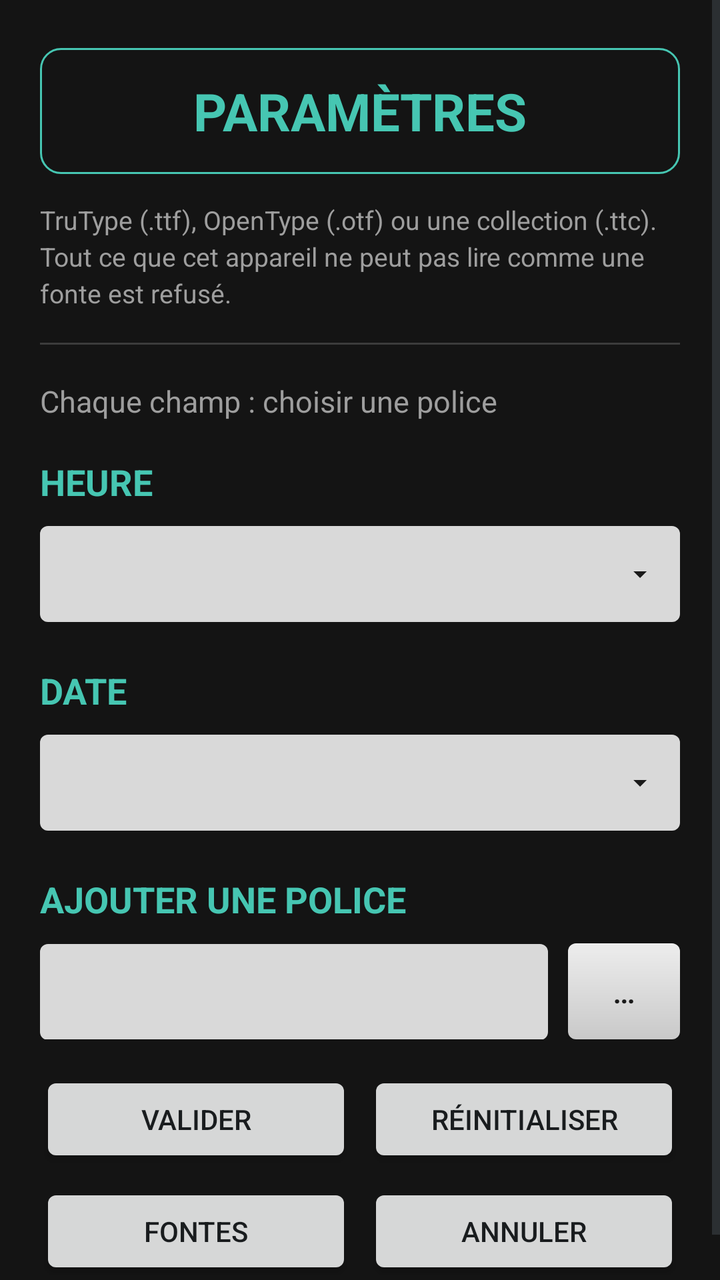
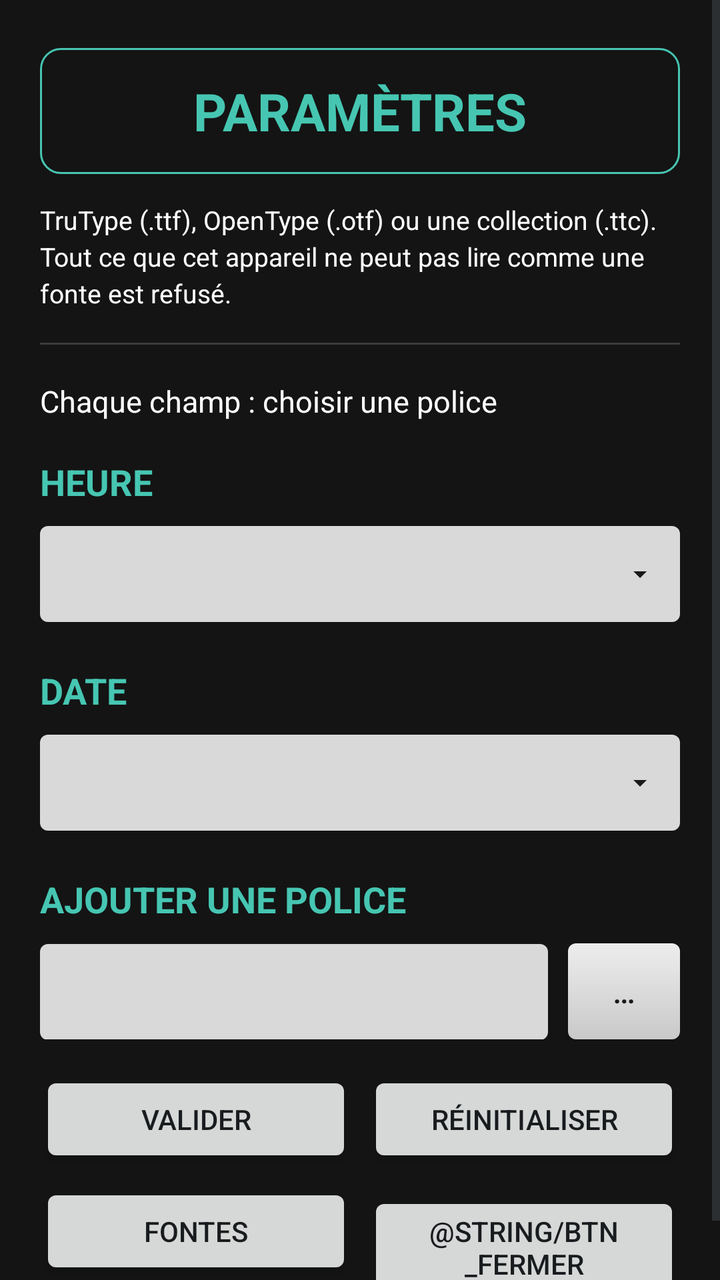

The first picture is an Android layout as it rendered before a commit; the second is the same layout after the commit. The layout source and the unified diff follow.
<!-- AndroidManifest.xml: activity theme android:Theme.DeviceDefault.DayNight -->
<!-- res/layout/activity_settings.xml -->
<?xml version="1.0" encoding="utf-8"?>
<ScrollView xmlns:android="http://schemas.android.com/apk/res/android"
    android:layout_width="match_parent"
    android:layout_height="match_parent"
    android:background="@color/cb_bg"
    android:fillViewport="true"
    android:overScrollMode="never">

    <LinearLayout
        android:layout_width="match_parent"
        android:layout_height="wrap_content"
        android:orientation="vertical"
        android:paddingStart="20dp"
        android:paddingEnd="20dp"
        android:paddingTop="24dp"
        android:paddingBottom="24dp">

        
        <TextView
            android:layout_width="match_parent"
            android:layout_height="wrap_content"
            android:background="@drawable/title_frame"
            android:gravity="center"
            android:paddingTop="14dp"
            android:paddingBottom="14dp"
            android:text="@string/settings_title"
            android:textAllCaps="true"
            android:textColor="@color/cb_teal"
            android:textSize="26sp"
            android:textStyle="bold" />

        
        <TextView
            android:layout_width="match_parent"
            android:layout_height="wrap_content"
            android:layout_marginTop="14dp"
            android:lineSpacingExtra="3dp"
            android:text="@string/settings_warning"
            android:textColor="@color/cb_text_muted"
            android:textSize="13sp" />

        
        <View
            android:layout_width="match_parent"
            android:layout_height="1dp"
            android:layout_marginTop="16dp"
            android:background="@color/cb_divider" />

        <TextView
            android:layout_width="match_parent"
            android:layout_height="wrap_content"
            android:layout_marginTop="18dp"
            android:text="@string/choose_font_help"
            android:textColor="@color/cb_text_muted"
            android:textSize="15sp" />

        
        <TextView
            android:layout_width="match_parent"
            android:layout_height="wrap_content"
            android:layout_marginTop="18dp"
            android:text="@string/label_time_font"
            android:textAllCaps="true"
            android:textColor="@color/cb_teal"
            android:textSize="18sp"
            android:textStyle="bold" />

        <Spinner
            android:id="@+id/spinner_time_font"
            android:layout_width="match_parent"
            android:layout_height="48dp"
            android:layout_marginTop="10dp"
            android:background="@drawable/spinner_bg"
            android:paddingStart="14dp"
            android:paddingEnd="40dp"
            android:spinnerMode="dropdown" />

        
        <TextView
            android:layout_width="match_parent"
            android:layout_height="wrap_content"
            android:layout_marginTop="22dp"
            android:text="@string/label_date_font"
            android:textAllCaps="true"
            android:textColor="@color/cb_teal"
            android:textSize="18sp"
            android:textStyle="bold" />

        <Spinner
            android:id="@+id/spinner_date_font"
            android:layout_width="match_parent"
            android:layout_height="48dp"
            android:layout_marginTop="10dp"
            android:background="@drawable/spinner_bg"
            android:paddingStart="14dp"
            android:paddingEnd="40dp"
            android:spinnerMode="dropdown" />

        
        <TextView
            android:layout_width="match_parent"
            android:layout_height="wrap_content"
            android:layout_marginTop="22dp"
            android:text="@string/label_add_font"
            android:textAllCaps="true"
            android:textColor="@color/cb_teal"
            android:textSize="18sp"
            android:textStyle="bold" />

        <LinearLayout
            android:layout_width="match_parent"
            android:layout_height="wrap_content"
            android:layout_marginTop="10dp"
            android:orientation="horizontal">

            <EditText
                android:id="@+id/edit_file_name"
                android:layout_width="0dp"
                android:layout_height="48dp"
                android:layout_weight="1"
                android:background="@drawable/field_bg"
                android:importantForAutofill="no"
                android:inputType="none"
                android:focusable="false"
                android:longClickable="false"
                android:paddingStart="14dp"
                android:paddingEnd="14dp"
                android:singleLine="true"
                android:ellipsize="end"
                android:textColor="@color/cb_field_text"
                android:textSize="15sp" />

            <Button
                android:id="@+id/btn_browse"
                android:layout_width="wrap_content"
                android:layout_height="48dp"
                android:layout_marginStart="10dp"
                android:minWidth="56dp"
                android:background="@drawable/btn_bg"
                android:text="@string/btn_browse"
                android:textColor="@color/cb_field_text"
                android:textSize="16sp" />
        </LinearLayout>

        
        <LinearLayout
    android:layout_width="match_parent"
    android:layout_height="wrap_content"
    android:layout_marginTop="16dp"
    android:orientation="vertical">

    <LinearLayout
        android:layout_width="match_parent"
        android:layout_height="wrap_content"
        android:orientation="horizontal">

        <Button
            android:id="@+id/btn_apply"
            android:layout_width="0dp"
            android:layout_height="wrap_content"
            android:layout_weight="1"
            android:layout_marginEnd="8dp"
            android:text="@string/btn_apply" />

        <Button
            android:id="@+id/btn_reset"
            android:layout_width="0dp"
            android:layout_height="wrap_content"
            android:layout_weight="1"
            android:text="@string/btn_reset" />
    </LinearLayout>

    <LinearLayout
        android:layout_width="match_parent"
        android:layout_height="wrap_content"
        android:layout_marginTop="8dp"
        android:orientation="horizontal">

        <Button
            android:id="@+id/btn_fonts"
            android:layout_width="0dp"
            android:layout_height="wrap_content"
            android:layout_weight="1"
            android:layout_marginEnd="8dp"
            android:text="@string/label_manage_fonts" />

        <Button
            android:id="@+id/btn_close"
            android:layout_width="0dp"
            android:layout_height="wrap_content"
            android:layout_weight="1"
            android:text="@string/btn_close" />
    </LinearLayout>
</LinearLayout>

    </LinearLayout>
</ScrollView>
<!-- resources referenced by this layout -->
<resources>
  <color name="cb_bg">#141414</color>
  <color name="cb_divider">#3C3C3C</color>
  <color name="cb_field_text">#1A1A1A</color>
  <color name="cb_teal">#46C6B2</color>
  <color name="cb_text_muted">#9E9E9E</color>
  <!-- drawable btn_bg (drawable) -->
  <?xml version="1.0" encoding="utf-8"?>
  <ripple xmlns:android="http://schemas.android.com/apk/res/android"
      android:color="@color/cb_ripple">
      <item>
          <shape android:shape="rectangle">
              <gradient
                  android:angle="270"
                  android:startColor="@color/cb_btn_gradient_top"
                  android:endColor="@color/cb_btn_gradient_bottom" />
              <corners android:radius="4dp" />
          </shape>
      </item>
  </ripple>
  <!-- drawable field_bg (drawable) -->
  <?xml version="1.0" encoding="utf-8"?>
  <shape xmlns:android="http://schemas.android.com/apk/res/android"
      android:shape="rectangle">
      <solid android:color="@color/cb_field_bg" />
      <corners android:radius="4dp" />
  </shape>
  <!-- drawable spinner_bg (drawable) -->
  <?xml version="1.0" encoding="utf-8"?>
  <layer-list xmlns:android="http://schemas.android.com/apk/res/android">
      <item>
          <shape android:shape="rectangle">
              <solid android:color="@color/cb_field_bg" />
              <corners android:radius="4dp" />
          </shape>
      </item>
      <item
          android:drawable="@drawable/ic_spinner_arrow"
          android:gravity="end|center_vertical"
          android:end="12dp" />
  </layer-list>
  <!-- drawable title_frame (drawable) -->
  <?xml version="1.0" encoding="utf-8"?>
  <shape xmlns:android="http://schemas.android.com/apk/res/android"
      android:shape="rectangle">
      <solid android:color="@android:color/transparent" />
      <stroke
          android:width="1dp"
          android:color="@color/cb_teal" />
      <corners android:radius="10dp" />
  </shape>
  <string name="btn_apply">Valider</string>
  <string name="btn_browse">…</string>
  <string name="btn_close">Annuler</string>
  <string name="btn_reset">Réinitialiser</string>
  <string name="choose_font_help">Chaque champ : choisir une police</string>
  <string name="label_add_font">Ajouter une police</string>
  <string name="label_date_font">Date</string>
  <string name="label_manage_fonts">Fontes</string>
  <string name="label_time_font">Heure</string>
  <string name="settings_title">Paramètres</string>
  <string name="settings_warning">TruType (.ttf), OpenType (.otf) ou une collection (.ttc).\nTout ce que cet appareil ne peut pas lire comme une fonte est refusé.</string>
  <color name="cb_ripple">#33000000</color>
  <color name="cb_btn_gradient_top">#EDEDED</color>
  <color name="cb_btn_gradient_bottom">#C9C9C9</color>
  <color name="cb_field_bg">#D9D9D9</color>
  <!-- drawable ic_spinner_arrow (drawable) -->
  <?xml version="1.0" encoding="utf-8"?>
  <vector xmlns:android="http://schemas.android.com/apk/res/android"
      android:width="16dp"
      android:height="16dp"
      android:viewportWidth="24"
      android:viewportHeight="24">
      <path
          android:fillColor="#1A1A1A"
          android:pathData="M7,10l5,5 5,-5z" />
  </vector>
</resources>

<!-- the commit's change to res/layout/activity_settings.xml (unified diff, before → after) -->
@@ -36,7 +36,7 @@
             android:layout_marginTop="14dp"
             android:lineSpacingExtra="3dp"
             android:text="@string/settings_warning"
-            android:textColor="@color/cb_text_muted"
+            android:textColor="#FFFFFF"
             android:textSize="13sp" />
 
         
@@ -51,7 +51,7 @@
             android:layout_height="wrap_content"
             android:layout_marginTop="18dp"
             android:text="@string/choose_font_help"
-            android:textColor="@color/cb_text_muted"
+            android:textColor="#FFFFFF"
             android:textSize="15sp" />
 
         
@@ -185,11 +185,11 @@
             android:text="@string/label_manage_fonts" />
 
         <Button
-            android:id="@+id/btn_close"
+            android:id="@+id/btn_fermer"
             android:layout_width="0dp"
             android:layout_height="wrap_content"
             android:layout_weight="1"
-            android:text="@string/btn_close" />
+            android:text="@string/btn_fermer" />
     </LinearLayout>
 </LinearLayout>
 
<!-- resource entries referenced after the edit -->
@@ -4,7 +4,6 @@
   <color name="cb_divider">#3C3C3C</color>
   <color name="cb_field_text">#1A1A1A</color>
   <color name="cb_teal">#46C6B2</color>
-  <color name="cb_text_muted">#9E9E9E</color>
   <!-- drawable btn_bg (drawable) -->
   <?xml version="1.0" encoding="utf-8"?>
   <ripple xmlns:android="http://schemas.android.com/apk/res/android"
@@ -52,7 +51,6 @@
   </shape>
   <string name="btn_apply">Valider</string>
   <string name="btn_browse">…</string>
-  <string name="btn_close">Annuler</string>
   <string name="btn_reset">Réinitialiser</string>
   <string name="choose_font_help">Chaque champ : choisir une police</string>
   <string name="label_add_font">Ajouter une police</string>
